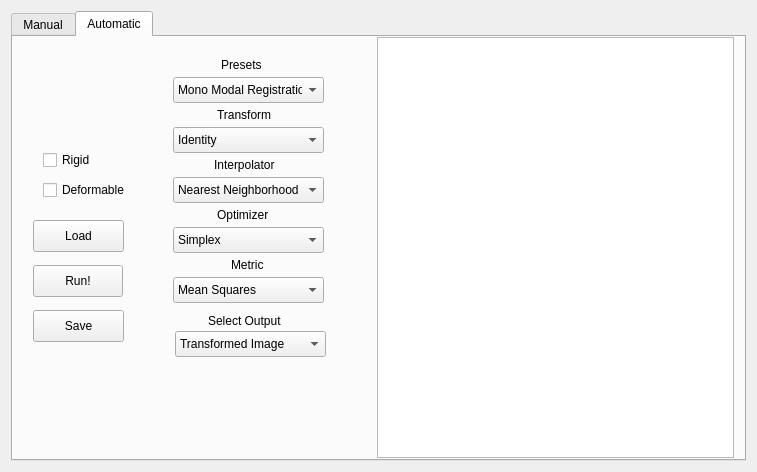
open-vv/vv, file vv/qt_ui/vvToolRigidReg.ui: the form before one commit.
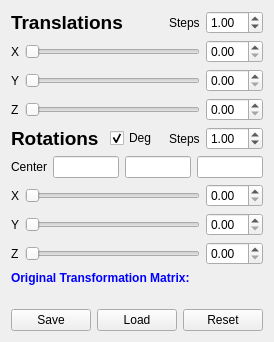
The form after the commit.

Commit message: Put back and refactored manual rigid registration

What changed in the file:
```diff
--- a/vv/qt_ui/vvToolRigidReg.ui
+++ b/vv/qt_ui/vvToolRigidReg.ui
@@ -6,8 +6,8 @@
    <rect>
     <x>0</x>
     <y>0</y>
-    <width>757</width>
-    <height>472</height>
+    <width>266</width>
+    <height>333</height>
    </rect>
   </property>
   <property name="windowTitle">
@@ -15,50 +15,13 @@
   </property>
   <layout class="QGridLayout" name="gridLayout">
    <item row="0" column="0">
-    <widget class="QTabWidget" name="tabWidget">
-     <property name="currentIndex">
-      <number>1</number>
-     </property>
-     <widget class="QWidget" name="tab_3">
-      <attribute name="title">
-       <string>Manual</string>
-      </attribute>
-      <layout class="QVBoxLayout" name="verticalLayout">
-       <item>
         <layout class="QGridLayout" name="gridLayout_4">
-         <item row="0" column="0">
-          <layout class="QHBoxLayout" name="horizontalLayout_28">
-           <item>
-            <widget class="QLabel" name="label">
-             <property name="text">
-              <string>Rotation Center(X,Y,Z)</string>
-             </property>
-            </widget>
-           </item>
-           <item>
-            <widget class="QLineEdit" name="Xval"/>
-           </item>
-           <item>
-            <widget class="QLineEdit" name="Yval"/>
-           </item>
-           <item>
-            <widget class="QLineEdit" name="Zval"/>
-           </item>
-           <item>
-            <widget class="QPushButton" name="resetbutton">
-             <property name="text">
-              <string>Reset</string>
-             </property>
-            </widget>
-           </item>
-          </layout>
-         </item>
-         <item row="1" column="0">
+     <item row="2" column="0">
           <layout class="QHBoxLayout" name="horizontalLayout_29">
            <item>
             <widget class="QLabel" name="ytans">
              <property name="text">
-              <string>X Trans</string>
+          <string>X</string>
              </property>
             </widget>
            </item>
@@ -77,36 +40,12 @@
            </item>
           </layout>
          </item>
-         <item row="4" column="0">
-          <layout class="QHBoxLayout" name="horizontalLayout_32">
-           <item>
-            <widget class="QLabel" name="yrot">
-             <property name="text">
-              <string>Y Rot   </string>
-             </property>
-            </widget>
-           </item>
-           <item>
-            <layout class="QHBoxLayout" name="horizontalLayout_40"/>
-           </item>
-           <item>
-            <widget class="QSlider" name="yrot_slider">
-             <property name="orientation">
-              <enum>Qt::Horizontal</enum>
-             </property>
-            </widget>
-           </item>
-           <item>
-            <widget class="QDoubleSpinBox" name="yrot_sb"/>
-           </item>
-          </layout>
-         </item>
-         <item row="5" column="0">
+     <item row="7" column="0">
           <layout class="QHBoxLayout" name="horizontalLayout_33">
            <item>
             <widget class="QLabel" name="xrot">
              <property name="text">
-              <string>X Rot   </string>
+          <string>X</string>
              </property>
             </widget>
            </item>
@@ -125,12 +64,12 @@
            </item>
           </layout>
          </item>
-         <item row="6" column="0">
+     <item row="9" column="0">
           <layout class="QHBoxLayout" name="horizontalLayout_34">
            <item>
             <widget class="QLabel" name="zrot">
              <property name="text">
-              <string>Z Rot   </string>
+          <string>Z</string>
              </property>
             </widget>
            </item>
@@ -149,70 +88,80 @@
            </item>
           </layout>
          </item>
-         <item row="9" column="0">
-          <layout class="QGridLayout" name="gridLayout_6">
-           <item row="1" column="3">
-            <widget class="QTextEdit" name="textEdit">
+     <item row="12" column="0">
+      <layout class="QVBoxLayout" name="verticalLayout_2">
+       <item>
+        <widget class="QLabel" name="TransformationStaticLabel">
              <property name="sizePolicy">
-              <sizepolicy hsizetype="Minimum" vsizetype="Expanding">
+          <sizepolicy hsizetype="Fixed" vsizetype="Fixed">
                <horstretch>0</horstretch>
                <verstretch>0</verstretch>
               </sizepolicy>
              </property>
-            </widget>
-           </item>
-           <item row="1" column="0">
-            <widget class="QPushButton" name="loadbutton">
+         <property name="text">
+          <string>&lt;!DOCTYPE HTML PUBLIC &quot;-//W3C//DTD HTML 4.0//EN&quot; &quot;http://www.w3.org/TR/REC-html40/strict.dtd&quot;&gt;
+&lt;html&gt;&lt;head&gt;&lt;meta name=&quot;qrichtext&quot; content=&quot;1&quot; /&gt;&lt;style type=&quot;text/css&quot;&gt;
+p, li { white-space: pre-wrap; }
+&lt;/style&gt;&lt;/head&gt;&lt;body style=&quot; font-family:'Sans Serif'; font-size:9pt; font-weight:400; font-style:normal;&quot;&gt;
+&lt;p style=&quot; margin-top:0px; margin-bottom:0px; margin-left:0px; margin-right:0px; -qt-block-indent:0; text-indent:0px;&quot;&gt;&lt;span style=&quot; font-weight:600; color:#0000ff;&quot;&gt;Original Transformation Matrix:&lt;/span&gt;&lt;/p&gt;&lt;/body&gt;&lt;/html&gt;</string>
+         </property>
+        </widget>
+       </item>
+       <item>
+        <widget class="QLabel" name="transformationLabel">
+         <property name="sizePolicy">
+          <sizepolicy hsizetype="Expanding" vsizetype="Preferred">
+           <horstretch>0</horstretch>
+           <verstretch>0</verstretch>
+          </sizepolicy>
+         </property>
+         <property name="font">
+          <font>
+           <family>Monospace</family>
+           <pointsize>8</pointsize>
+          </font>
+         </property>
              <property name="text">
-              <string>Load</string>
-             </property>
-            </widget>
-           </item>
-           <item row="1" column="1">
+          <string/>
+         </property>
+         <property name="textFormat">
+          <enum>Qt::PlainText</enum>
+         </property>
+        </widget>
+       </item>
+       <item>
+        <layout class="QHBoxLayout" name="horizontalLayout_5">
+         <item>
             <widget class="QPushButton" name="savebutton">
              <property name="text">
               <string>Save</string>
              </property>
             </widget>
            </item>
-           <item row="1" column="2">
-            <widget class="QTextEdit" name="textEdit_2">
-             <property name="sizePolicy">
-              <sizepolicy hsizetype="Minimum" vsizetype="Expanding">
-               <horstretch>0</horstretch>
-               <verstretch>0</verstretch>
-              </sizepolicy>
-             </property>
-            </widget>
-           </item>
-           <item row="0" column="2">
-            <widget class="QLabel" name="label_2">
+         <item>
+          <widget class="QPushButton" name="loadbutton">
              <property name="text">
-              <string>Initial Transform</string>
-             </property>
-             <property name="alignment">
-              <set>Qt::AlignBottom|Qt::AlignHCenter</set>
-             </property>
-            </widget>
-           </item>
-           <item row="0" column="3">
-            <widget class="QLabel" name="label_3">
+            <string>Load</string>
+           </property>
+          </widget>
+         </item>
+         <item>
+          <widget class="QPushButton" name="resetbutton">
              <property name="text">
-              <string>Current Transform</string>
-             </property>
-             <property name="alignment">
-              <set>Qt::AlignCenter</set>
-             </property>
+            <string>Reset</string>
+           </property>
             </widget>
            </item>
           </layout>
          </item>
-         <item row="3" column="0">
+      </layout>
+     </item>
+     <item row="4" column="0">
           <layout class="QHBoxLayout" name="horizontalLayout_31">
            <item>
             <widget class="QLabel" name="ztrans">
              <property name="text">
-              <string>Z Trans</string>
+          <string>Z</string>
              </property>
             </widget>
            </item>
@@ -231,12 +180,12 @@
            </item>
           </layout>
          </item>
-         <item row="2" column="0">
+     <item row="3" column="0">
           <layout class="QHBoxLayout" name="horizontalLayout_30">
            <item>
             <widget class="QLabel" name="ytrans">
              <property name="text">
-              <string>Y Trans</string>
+          <string>Y</string>
              </property>
             </widget>
            </item>
@@ -255,424 +204,184 @@
            </item>
           </layout>
          </item>
-         <item row="9" column="1">
+     <item row="12" column="1">
           <layout class="QHBoxLayout" name="horizontalLayout_49"/>
          </item>
-        </layout>
-       </item>
-      </layout>
-     </widget>
-     <widget class="QWidget" name="tab_4">
-      <attribute name="title">
-       <string>Automatic</string>
-      </attribute>
-      <widget class="QWidget" name="gridLayoutWidget_2">
-       <property name="geometry">
-        <rect>
-         <x>0</x>
-         <y>0</y>
-         <width>721</width>
-         <height>421</height>
-        </rect>
-       </property>
-       <layout class="QGridLayout" name="gridLayout_5">
+     <item row="8" column="0">
+      <layout class="QHBoxLayout" name="horizontalLayout_32">
+       <item>
+        <widget class="QLabel" name="yrot">
+         <property name="text">
+          <string>Y</string>
+         </property>
+        </widget>
+       </item>
+       <item>
+        <layout class="QHBoxLayout" name="horizontalLayout_40"/>
+       </item>
+       <item>
+        <widget class="QSlider" name="yrot_slider">
+         <property name="orientation">
+          <enum>Qt::Horizontal</enum>
+         </property>
+        </widget>
+       </item>
+       <item>
+        <widget class="QDoubleSpinBox" name="yrot_sb"/>
+       </item>
+      </layout>
+     </item>
         <item row="1" column="0">
-         <layout class="QHBoxLayout" name="horizontalLayout_45"/>
-        </item>
-        <item row="2" column="0">
-         <layout class="QHBoxLayout" name="horizontalLayout_46"/>
-        </item>
-        <item row="0" column="3">
-         <widget class="QTextEdit" name="tab2textedit"/>
-        </item>
-        <item row="0" column="0">
-         <layout class="QVBoxLayout" name="verticalLayout_2"/>
-        </item>
-        <item row="0" column="2">
-         <widget class="QStackedWidget" name="stackedWidget">
-          <widget class="QWidget" name="page_3">
-           <widget class="QPushButton" name="tab2applybutton">
-            <property name="geometry">
-             <rect>
-              <x>20</x>
-              <y>228</y>
-              <width>90</width>
-              <height>32</height>
-             </rect>
-            </property>
-            <property name="text">
-             <string>Run!</string>
-            </property>
-           </widget>
-           <widget class="QPushButton" name="tab2loadbutton">
-            <property name="geometry">
-             <rect>
-              <x>20</x>
-              <y>183</y>
-              <width>91</width>
-              <height>32</height>
-             </rect>
-            </property>
-            <property name="styleSheet">
-             <string notr="true">font: 9pt &quot;Arial&quot;;</string>
-            </property>
-            <property name="text">
-             <string>Load</string>
-            </property>
-           </widget>
-           <widget class="QCheckBox" name="checkBox_rigid">
-            <property name="geometry">
-             <rect>
-              <x>30</x>
-              <y>113</y>
-              <width>87</width>
-              <height>20</height>
-             </rect>
-            </property>
-            <property name="text">
-             <string>Rigid</string>
-            </property>
-           </widget>
-           <widget class="QCheckBox" name="checkBox_deformable">
-            <property name="geometry">
-             <rect>
-              <x>30</x>
-              <y>143</y>
-              <width>101</width>
-              <height>20</height>
-             </rect>
-            </property>
-            <property name="text">
-             <string>Deformable</string>
-            </property>
-           </widget>
-           <widget class="QPushButton" name="tab2savebutton">
-            <property name="geometry">
-             <rect>
-              <x>20</x>
-              <y>273</y>
-              <width>91</width>
-              <height>32</height>
-             </rect>
-            </property>
-            <property name="styleSheet">
-             <string notr="true">font: 9pt &quot;Arial&quot;;</string>
-            </property>
-            <property name="text">
-             <string>Save</string>
-            </property>
-           </widget>
-           <widget class="QComboBox" name="cb_transform">
-            <property name="geometry">
-             <rect>
-              <x>160</x>
-              <y>90</y>
-              <width>151</width>
-              <height>26</height>
-             </rect>
-            </property>
+      <layout class="QHBoxLayout" name="horizontalLayout">
             <item>
-             <property name="text">
-              <string>Identity</string>
-             </property>
-            </item>
-            <item>
+        <widget class="QLabel" name="label_3">
+         <property name="font">
+          <font>
+           <pointsize>14</pointsize>
+           <weight>75</weight>
+           <bold>true</bold>
+          </font>
+         </property>
              <property name="text">
               <string>Translations</string>
              </property>
+        </widget>
             </item>
             <item>
-             <property name="text">
-              <string>Rigid</string>
-             </property>
-            </item>
-            <item>
-             <property name="text">
-              <string>Affine</string>
-             </property>
-            </item>
-           </widget>
-           <widget class="QLabel" name="translabel">
-            <property name="geometry">
-             <rect>
-              <x>204</x>
-              <y>70</y>
-              <width>71</width>
-              <height>16</height>
-             </rect>
-            </property>
-            <property name="text">
-             <string>Transform</string>
-            </property>
-           </widget>
-           <widget class="QLabel" name="interpollabel">
-            <property name="geometry">
-             <rect>
-              <x>201</x>
-              <y>120</y>
-              <width>81</width>
-              <height>16</height>
-             </rect>
-            </property>
-            <property name="text">
-             <string>Interpolator</string>
-            </property>
-           </widget>
-           <widget class="QComboBox" name="cb_interpolator">
-            <property name="geometry">
-             <rect>
-              <x>160</x>
-              <y>140</y>
-              <width>151</width>
-              <height>26</height>
-             </rect>
-            </property>
+        <spacer name="horizontalSpacer">
+         <property name="orientation">
+          <enum>Qt::Horizontal</enum>
+         </property>
+         <property name="sizeHint" stdset="0">
+          <size>
+           <width>40</width>
+           <height>20</height>
+          </size>
+         </property>
+        </spacer>
+       </item>
             <item>
+        <widget class="QLabel" name="label_2">
              <property name="text">
-              <string>Nearest Neighborhood</string>
-             </property>
+          <string>Steps</string>
+         </property>
+        </widget>
             </item>
             <item>
-             <property name="text">
-              <string>Linear</string>
-             </property>
-            </item>
-            <item>
-             <property name="text">
-              <string>BSpline</string>
-             </property>
-            </item>
-            <item>
-             <property name="text">
-              <string>BLUT</string>
-             </property>
-            </item>
-           </widget>
-           <widget class="QLabel" name="optimlabel">
-            <property name="geometry">
-             <rect>
-              <x>204</x>
-              <y>170</y>
-              <width>71</width>
-              <height>16</height>
-             </rect>
-            </property>
-            <property name="text">
-             <string>Optimizer</string>
-            </property>
-           </widget>
-           <widget class="QComboBox" name="cb_optimizer">
-            <property name="geometry">
-             <rect>
-              <x>160</x>
-              <y>190</y>
-              <width>151</width>
-              <height>26</height>
-             </rect>
-            </property>
-            <item>
-             <property name="text">
-              <string>Simplex</string>
-             </property>
-            </item>
-            <item>
-             <property name="text">
-              <string>Powell</string>
-             </property>
-            </item>
+        <widget class="QDoubleSpinBox" name="stepTransSpinBox">
+         <property name="toolTip">
+          <string>Translations</string>
+         </property>
+         <property name="singleStep">
+          <double>1.000000000000000</double>
+         </property>
+         <property name="value">
+          <double>1.000000000000000</double>
+         </property>
+        </widget>
+       </item>
+      </layout>
+     </item>
+     <item row="5" column="0">
+      <layout class="QHBoxLayout" name="horizontalLayout_3">
             <item>
-             <property name="text">
-              <string>FRPR</string>
-             </property>
-            </item>
-            <item>
+        <widget class="QLabel" name="label_4">
+         <property name="font">
+          <font>
+           <pointsize>14</pointsize>
+           <weight>75</weight>
+           <bold>true</bold>
+          </font>
+         </property>
              <property name="text">
-              <string>Regular Step GD</string>
-             </property>
+          <string>Rotations</string>
+         </property>
+        </widget>
             </item>
             <item>
-             <property name="text">
-              <string>VersorRigid3D</string>
-             </property>
-            </item>
-            <item>
-             <property name="text">
-              <string>Conjugated Gradient</string>
-             </property>
+        <spacer name="horizontalSpacer_3">
+         <property name="orientation">
+          <enum>Qt::Horizontal</enum>
+         </property>
+         <property name="sizeHint" stdset="0">
+          <size>
+           <width>40</width>
+           <height>20</height>
+          </size>
+         </property>
+        </spacer>
             </item>
             <item>
+        <widget class="QCheckBox" name="checkBoxDegrees">
              <property name="text">
-              <string>L-BFGS</string>
-             </property>
-            </item>
-            <item>
-             <property name="text">
-              <string>L-BFGS-B</string>
-             </property>
-            </item>
-           </widget>
-           <widget class="QLabel" name="metriclabel">
-            <property name="geometry">
-             <rect>
-              <x>218</x>
-              <y>220</y>
-              <width>60</width>
-              <height>16</height>
-             </rect>
-            </property>
-            <property name="text">
-             <string>Metric</string>
-            </property>
-           </widget>
-           <widget class="QComboBox" name="cb_metric">
-            <property name="geometry">
-             <rect>
-              <x>160</x>
-              <y>240</y>
-              <width>151</width>
-              <height>26</height>
-             </rect>
-            </property>
-            <item>
-             <property name="text">
-              <string>Mean Squares</string>
-             </property>
+          <string>Deg</string>
+         </property>
+         <property name="checked">
+          <bool>true</bool>
+         </property>
+        </widget>
             </item>
             <item>
-             <property name="text">
-              <string>Normalized CC</string>
-             </property>
-            </item>
+        <layout class="QHBoxLayout" name="horizontalLayout_2">
             <item>
-             <property name="text">
-              <string>Histogram CC</string>
-             </property>
-            </item>
-            <item>
-             <property name="text">
-              <string>Gradient Difference</string>
-             </property>
+          <spacer name="horizontalSpacer_2">
+           <property name="orientation">
+            <enum>Qt::Horizontal</enum>
+           </property>
+           <property name="sizeHint" stdset="0">
+            <size>
+             <width>40</width>
+             <height>20</height>
+            </size>
+           </property>
+          </spacer>
             </item>
             <item>
+          <widget class="QLabel" name="label_5">
              <property name="text">
-              <string>Viola Wells MI</string>
-             </property>
+            <string>Steps</string>
+           </property>
+          </widget>
             </item>
             <item>
-             <property name="text">
-              <string>Histogram MI</string>
-             </property>
-            </item>
-            <item>
-             <property name="text">
-              <string>Mattes MI</string>
-             </property>
-            </item>
-            <item>
-             <property name="text">
-              <string>Normalized MI</string>
-             </property>
-            </item>
-            <item>
-             <property name="text">
-              <string>CR</string>
-             </property>
-            </item>
+          <widget class="QDoubleSpinBox" name="stepRotSpinBox">
+           <property name="toolTip">
+            <string>Rotations</string>
+           </property>
+           <property name="value">
+            <double>1.000000000000000</double>
+           </property>
+          </widget>
+         </item>
+        </layout>
+       </item>
+      </layout>
+     </item>
+     <item row="6" column="0">
+      <layout class="QHBoxLayout" name="horizontalLayout_28">
             <item>
+        <widget class="QLabel" name="label">
              <property name="text">
-              <string>SSD (BLUT FFD)</string>
-             </property>
-            </item>
-           </widget>
-           <widget class="QComboBox" name="cb_selectoutput">
-            <property name="geometry">
-             <rect>
-              <x>162</x>
-              <y>294</y>
-              <width>151</width>
-              <height>26</height>
-             </rect>
-            </property>
-            <item>
-             <property name="text">
-              <string>Transformed Image</string>
-             </property>
+          <string>Center</string>
+         </property>
+        </widget>
             </item>
             <item>
-             <property name="text">
-              <string>Checker After Reg</string>
-             </property>
-            </item>
+        <layout class="QHBoxLayout" name="horizontalLayout_4">
             <item>
-             <property name="text">
-              <string>Checker Before Reg</string>
-             </property>
+          <widget class="QLineEdit" name="Zval"/>
             </item>
             <item>
-             <property name="text">
-              <string>Difference After Reg</string>
-             </property>
+          <widget class="QLineEdit" name="Yval"/>
             </item>
             <item>
-             <property name="text">
-              <string>Difference Before Reg</string>
-             </property>
-            </item>
-           </widget>
-           <widget class="QLabel" name="outputlabel">
-            <property name="geometry">
-             <rect>
-              <x>195</x>
-              <y>274</y>
-              <width>91</width>
-              <height>20</height>
-             </rect>
-            </property>
-            <property name="text">
-             <string>Select Output</string>
-            </property>
-           </widget>
-           <widget class="QLabel" name="presetlabel">
-            <property name="geometry">
-             <rect>
-              <x>208</x>
-              <y>20</y>
-              <width>71</width>
-              <height>16</height>
-             </rect>
-            </property>
-            <property name="text">
-             <string>Presets</string>
-            </property>
-           </widget>
-           <widget class="QComboBox" name="cb_presets">
-            <property name="geometry">
-             <rect>
-              <x>160</x>
-              <y>40</y>
-              <width>151</width>
-              <height>26</height>
-             </rect>
-            </property>
-            <item>
-             <property name="text">
-              <string>Mono Modal Registration</string>
-             </property>
-            </item>
-            <item>
-             <property name="text">
-              <string>Multi Modal Registration</string>
-             </property>
-            </item>
-           </widget>
-          </widget>
-          <widget class="QWidget" name="page_4"/>
-         </widget>
-        </item>
-       </layout>
-      </widget>
-     </widget>
-    </widget>
+          <widget class="QLineEdit" name="Xval"/>
+         </item>
+        </layout>
+       </item>
+      </layout>
+     </item>
+    </layout>
    </item>
   </layout>
  </widget>
```
Left out of the diff: 4 changed lines with no effect on the pictures. Lines whose indentation alone changed are shown as unchanged. The commit also changes 3 other files.
